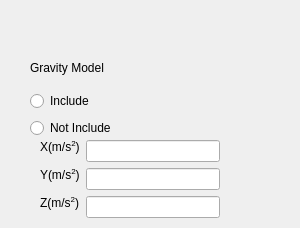
First picture: the form in view/case_wizard/gravity_model_page.ui, repository nextfoam/baram, before the edit.
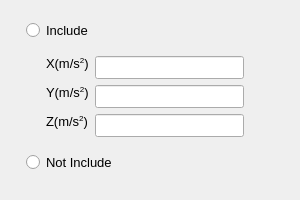
Second picture: the form after the edit. Icons and pictures are not drawn.

Diff of the .ui file:
```diff
--- a/view/case_wizard/gravity_model_page.ui
+++ b/view/case_wizard/gravity_model_page.ui
@@ -7,22 +7,46 @@
     <x>0</x>
     <y>0</y>
     <width>300</width>
-    <height>228</height>
+    <height>200</height>
    </rect>
   </property>
+  <property name="font">
+   <font>
+    <pointsize>10</pointsize>
+   </font>
+  </property>
   <property name="windowTitle">
    <string>WizardPage</string>
   </property>
+  <property name="title">
+   <string>Gravity</string>
+  </property>
+  <layout class="QVBoxLayout" name="verticalLayout_2">
+   <item>
+    <widget class="QWidget" name="widget" native="true">
+     <layout class="QVBoxLayout" name="verticalLayout">
+      <property name="leftMargin">
+       <number>15</number>
+      </property>
+      <property name="rightMargin">
+       <number>15</number>
+      </property>
+      <item>
+       <widget class="QRadioButton" name="include">
+        <property name="text">
+         <string>Include</string>
+        </property>
+       </widget>
+      </item>
+      <item>
   <widget class="QWidget" name="formWidget" native="true">
-   <property name="geometry">
-    <rect>
-     <x>40</x>
-     <y>140</y>
-     <width>180</width>
-     <height>80</height>
-    </rect>
-   </property>
    <layout class="QFormLayout" name="formLayout">
+         <property name="leftMargin">
+          <number>20</number>
+         </property>
+         <property name="rightMargin">
+          <number>30</number>
+         </property>
     <item row="0" column="0">
      <widget class="QLabel" name="GX">
       <property name="sizePolicy">
@@ -77,22 +101,6 @@
     </item>
    </layout>
   </widget>
-  <widget class="QWidget" name="widget" native="true">
-   <property name="geometry">
-    <rect>
-     <x>30</x>
-     <y>90</y>
-     <width>111</width>
-     <height>50</height>
-    </rect>
-   </property>
-   <layout class="QVBoxLayout" name="verticalLayout">
-    <item>
-     <widget class="QRadioButton" name="Include">
-      <property name="text">
-       <string>Include</string>
-      </property>
-     </widget>
     </item>
     <item>
      <widget class="QRadioButton" name="NotInclude">
@@ -103,54 +111,21 @@
     </item>
    </layout>
   </widget>
-  <widget class="QWidget" name="title" native="true">
-   <property name="geometry">
-    <rect>
-     <x>30</x>
-     <y>50</y>
-     <width>150</width>
-     <height>35</height>
-    </rect>
-   </property>
-   <layout class="QHBoxLayout" name="horizontalLayout">
-    <item>
-     <widget class="QLabel" name="Label">
-      <property name="text">
-       <string>Gravity Model</string>
-      </property>
-     </widget>
     </item>
     <item>
-     <widget class="QPushButton" name="HelpButton">
-      <property name="toolTip">
-       <string>When a fluid flow is compressible, the fluid density varies with its pressure. Compressible flows are usually high speed flows with Mach numbers greater than about 0.3. Examples include aerodynamic applications such as flow over a wing or aircraft nacelle as well as industrial applications such as flow through high-performance valves.
-
-Incompressible flows do not have such a variation of density. 
-The key differentiation between compressible and incompressible is the velocity of the flow. A fluid such as air that is moving slower than Mach 0.3 is considered incompressible, even though it is a gas. A gas that is run through a compressor is not truly considered compressible (in the thermodynamic sense) unless its velocity exceeds Mach 0.3.</string>
-      </property>
-      <property name="styleSheet">
-       <string notr="true">border-radius: 20px;border-style:none</string>
-      </property>
-      <property name="text">
-       <string/>
-      </property>
-      <property name="icon">
-       <iconset resource="../../resource.qrc">
-        <normaloff>:/icons-white/help-circle-outline.svg</normaloff>:/icons-white/help-circle-outline.svg</iconset>
-      </property>
-      <property name="iconSize">
+    <spacer name="verticalSpacer">
+     <property name="orientation">
+      <enum>Qt::Vertical</enum>
+     </property>
+     <property name="sizeHint" stdset="0">
        <size>
-        <width>25</width>
-        <height>25</height>
-       </size>
-      </property>
-      <property name="flat">
-       <bool>true</bool>
-      </property>
-     </widget>
-    </item>
-   </layout>
-  </widget>
+       <width>20</width>
+       <height>40</height>
+      </size>
+     </property>
+    </spacer>
+   </item>
+  </layout>
  </widget>
  <resources>
   <include location="../../resource.qrc"/>
```
Left out of the diff: 26 changed lines with no effect on the pictures. Lines whose indentation alone changed are shown as unchanged.
